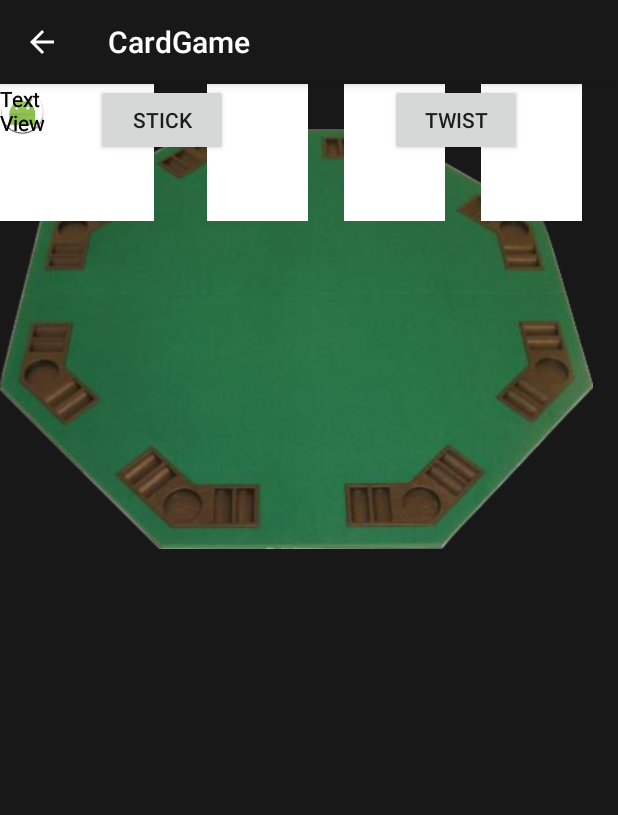
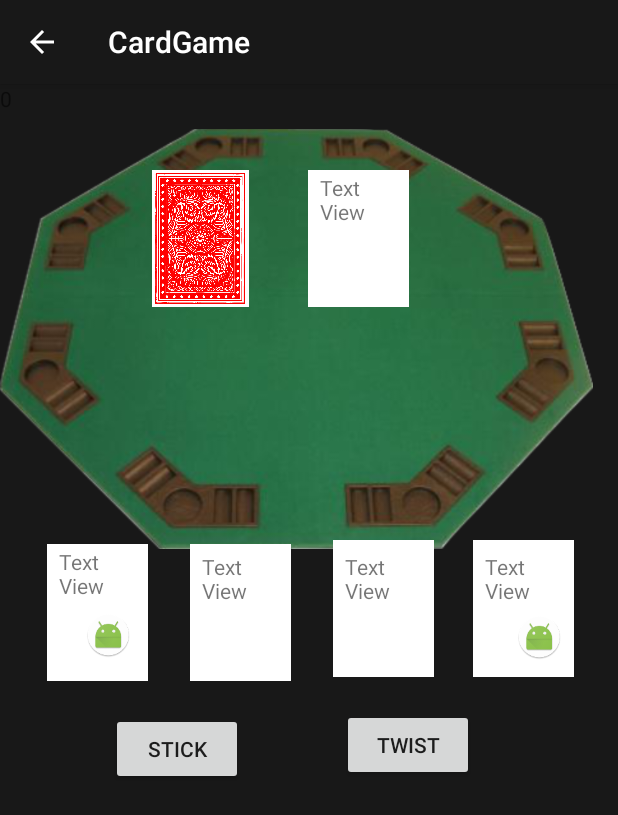
Before and after one commit to Kylemiller995/AndroidCardGame, an Android app: the GameActivity screen opened directly, with no data from a screen before it, on a phone screen of 412 x 824 dp. Shown: the top 815 px of the screen. Run offline under Robolectric (Android 15) with nearby library versions, the phone set to English and light mode, and no system bars; 5 statements that could not run were skipped.

Commit message:
add card suits 3 cards

```diff
--- a/App/MyApplication/app/src/main/java/com/example/kylemiller/cardgame/GameActivity.java
+++ b/App/MyApplication/app/src/main/java/com/example/kylemiller/cardgame/GameActivity.java
@@ -7,6 +7,8 @@ import android.view.View;
 import android.widget.Button;
 import android.widget.ImageView;
 import android.widget.TextView;
+
+import java.util.HashMap;
 
 public class GameActivity extends AppCompatActivity {
 
@@ -68,9 +70,22 @@ public class GameActivity extends AppCompatActivity {
         player = new Player("Kyle");
         game.sitDownAtTable(player);
         dealer.startingDeal(game.getGameTable());
+        HashMap<CardSuit, String> setUpSuit = new HashMap<>();
+        setUpSuit.put(CardSuit.CLUBS, "@drawable/clubs");
+        setUpSuit.put(CardSuit.HEARTS, "@drawable/hearts");
+        setUpSuit.put(CardSuit.DIAMONDS, "@drawable/diamonds");
+        setUpSuit.put(CardSuit.SPADES, "@drawable/spades");
 
-//        human_card1_suit.setImageDrawable(game.getGameTable().get(0).getHand().get(0).getCardSuit());
-//        human_card2_suit.setImageDrawable();
+        int humanCard1Suit = getResources().getIdentifier(setUpSuit.get(player.getHand().get(0).getCardSuit()), null, getPackageName());
+        human_card1_suit.setImageResource(humanCard1Suit);
+
+        int humanCard2Suit = getResources().getIdentifier(setUpSuit.get(player.getHand().get(1).getCardSuit()), null, getPackageName());
+        human_card2_suit.setImageResource(humanCard2Suit);
+
+        int dealerCard2Suit = getResources().getIdentifier(setUpSuit.get(game.getGameTable().get(1).getHand().get(1).getCardSuit()), null, getPackageName());
+        dealer_card2_suit.setImageResource(dealerCard2Suit);
+
+
 
         if(game.checkBustAndBlackjack(player)){
             Intent intent1 = new Intent(this, EndGameActivity.class);
--- a/App/MyApplication/app/src/main/res/layout/activity_game.xml
+++ b/App/MyApplication/app/src/main/res/layout/activity_game.xml
@@ -13,9 +13,13 @@
         android:layout_height="wrap_content"
         android:onClick="onStickButtonClicked"
         android:text="@string/stick"
-        tools:layout_editor_absoluteY="412dp"
         android:layout_marginLeft="64dp"
-        app:layout_constraintLeft_toLeftOf="parent" />
+        app:layout_constraintLeft_toLeftOf="parent"
+        app:layout_constraintRight_toLeftOf="@+id/twist_button"
+        android:layout_marginRight="8dp"
+        android:layout_marginTop="21dp"
+        app:layout_constraintTop_toBottomOf="@+id/human_card_1"
+        app:layout_constraintHorizontal_bias="0.15" />
 
     <Button
         android:id="@+id/twist_button"
@@ -23,9 +27,10 @@
         android:layout_height="wrap_content"
         android:onClick="onTwistButtonClicked"
         android:text="@string/Twist"
-        tools:layout_editor_absoluteY="412dp"
-        android:layout_marginRight="64dp"
-        app:layout_constraintRight_toRightOf="parent" />
+        android:layout_marginRight="96dp"
+        app:layout_constraintRight_toRightOf="parent"
+        android:layout_marginTop="21dp"
+        app:layout_constraintTop_toBottomOf="@+id/human_card_2" />
 
     <TextView
         android:id="@+id/displayScore"
@@ -41,50 +46,60 @@
         android:layout_height="340dp"
         app:srcCompat="@drawable/table"
         tools:layout_editor_absoluteX="-5dp"
-        tools:layout_editor_absoluteY="60dp" />
+        tools:layout_editor_absoluteY="57dp" />
 
     <ImageView
         android:id="@+id/dealer_card_1"
         android:layout_width="67dp"
         android:layout_height="91dp"
         app:srcCompat="@drawable/cardbackred"
-        tools:layout_editor_absoluteX="103dp"
-        tools:layout_editor_absoluteY="60dp" />
+        app:layout_constraintTop_toTopOf="parent"
+        android:layout_marginTop="57dp"
+        android:layout_marginLeft="100dp"
+        app:layout_constraintLeft_toLeftOf="parent" />
 
     <ImageView
         android:id="@+id/dealer_card_2"
         android:layout_width="67dp"
         android:layout_height="91dp"
         android:background="@android:color/white"
-        tools:layout_editor_absoluteX="202dp"
-        tools:layout_editor_absoluteY="60dp" />
+        app:layout_constraintTop_toTopOf="parent"
+        android:layout_marginTop="57dp"
+        android:layout_marginRight="8dp"
+        app:layout_constraintRight_toRightOf="parent"
+        app:layout_constraintLeft_toRightOf="@+id/dealer_card_1"
+        android:layout_marginLeft="8dp"
+        app:layout_constraintHorizontal_bias="0.186" />
 
     <ImageView
         android:id="@+id/human_card_1"
         android:layout_width="67dp"
         android:layout_height="91dp"
         android:background="@android:color/white"
-        tools:layout_editor_absoluteY="309dp"
         app:layout_constraintRight_toLeftOf="@+id/human_card_2"
-        android:layout_marginRight="24dp" />
+        android:layout_marginRight="28dp"
+        android:layout_marginTop="158dp"
+        app:layout_constraintTop_toBottomOf="@+id/dealer_card_1" />
 
     <ImageView
         android:id="@+id/human_card_2"
         android:layout_width="67dp"
         android:layout_height="91dp"
-        android:layout_marginRight="24dp"
+        android:layout_marginRight="26dp"
         android:background="@android:color/white"
         app:layout_constraintRight_toLeftOf="@+id/human_card_3"
-        tools:layout_editor_absoluteY="309dp" />
+        android:layout_marginTop="155dp"
+        app:layout_constraintTop_toBottomOf="@+id/dealer_card_2" />
 
     <ImageView
         android:id="@+id/human_card_3"
         android:layout_width="67dp"
         android:layout_height="91dp"
-        android:layout_marginRight="24dp"
+        android:layout_marginRight="29dp"
         android:background="@android:color/white"
         app:layout_constraintRight_toRightOf="parent"
-        tools:layout_editor_absoluteY="309dp" />
+        android:layout_marginTop="155dp"
+        app:layout_constraintTop_toBottomOf="@+id/dealer_card_2" />
 
     <ImageView
         android:id="@+id/human_card_4"
@@ -95,87 +110,165 @@
         android:background="@android:color/white"
         app:layout_constraintLeft_toLeftOf="parent"
         app:layout_constraintRight_toLeftOf="@+id/human_card_1"
-        tools:layout_editor_absoluteY="309dp" />
+        app:layout_constraintHorizontal_bias="0.666"
+        android:layout_marginTop="158dp"
+        app:layout_constraintTop_toBottomOf="@+id/dealer_card_1" />
 
     <ImageView
         android:id="@+id/human_card2_suit"
         android:layout_width="30dp"
         android:layout_height="37dp"
         app:srcCompat="@mipmap/ic_launcher_round"
-        tools:layout_editor_absoluteX="221dp"
-        tools:layout_editor_absoluteY="346dp" />
+        android:layout_marginLeft="8dp"
+        app:layout_constraintLeft_toLeftOf="@+id/human_card_2"
+        app:layout_constraintTop_toTopOf="@+id/human_card_2"
+        android:layout_marginTop="8dp"
+        android:layout_marginRight="8dp"
+        app:layout_constraintRight_toRightOf="@+id/human_card_2"
+        app:layout_constraintBottom_toBottomOf="@+id/human_card_2"
+        android:layout_marginBottom="8dp"
+        app:layout_constraintHorizontal_bias="0.857"
+        app:layout_constraintVertical_bias="1.0" />
 
     <ImageView
         android:id="@+id/human_card1_suit"
         android:layout_width="30dp"
         android:layout_height="37dp"
         app:srcCompat="@mipmap/ic_launcher_round"
-        tools:layout_editor_absoluteX="133dp"
-        tools:layout_editor_absoluteY="346dp" />
+        app:layout_constraintTop_toTopOf="@+id/human_card_1"
+        android:layout_marginTop="40dp"
+        android:layout_marginLeft="8dp"
+        app:layout_constraintLeft_toLeftOf="@+id/human_card_1"
+        android:layout_marginRight="8dp"
+        app:layout_constraintRight_toRightOf="@+id/human_card_1"
+        app:layout_constraintHorizontal_bias="0.619" />
 
     <ImageView
         android:id="@+id/dealer_card2_suit"
         android:layout_width="30dp"
         android:layout_height="37dp"
         app:srcCompat="@mipmap/ic_launcher_round"
-        tools:layout_editor_absoluteX="221dp"
-        tools:layout_editor_absoluteY="97dp" />
+        app:layout_constraintBottom_toBottomOf="@+id/dealer_card_2"
+        android:layout_marginBottom="8dp"
+        android:layout_marginLeft="8dp"
+        app:layout_constraintLeft_toLeftOf="@+id/dealer_card_2"
+        android:layout_marginRight="8dp"
+        app:layout_constraintRight_toRightOf="@+id/dealer_card_2"
+        app:layout_constraintTop_toTopOf="@+id/dealer_card_2"
+        android:layout_marginTop="8dp"
+        app:layout_constraintHorizontal_bias="1.0"
+        app:layout_constraintVertical_bias="1.0" />
 
     <ImageView
         android:id="@+id/human_card3_suit"
         android:layout_width="30dp"
         android:layout_height="37dp"
         app:srcCompat="@mipmap/ic_launcher_round"
-        tools:layout_editor_absoluteX="312dp"
-        tools:layout_editor_absoluteY="346dp" />
+        app:layout_constraintBottom_toBottomOf="@+id/human_card_3"
+        android:layout_marginBottom="8dp"
+        android:layout_marginLeft="8dp"
+        app:layout_constraintLeft_toLeftOf="@+id/human_card_3"
+        android:layout_marginRight="8dp"
+        app:layout_constraintRight_toRightOf="@+id/human_card_3"
+        app:layout_constraintTop_toTopOf="@+id/human_card_3"
+        android:layout_marginTop="8dp"
+        app:layout_constraintHorizontal_bias="1.0"
+        app:layout_constraintVertical_bias="1.0" />
 
     <ImageView
         android:id="@+id/human_card4_suit"
         android:layout_width="30dp"
         android:layout_height="37dp"
         app:srcCompat="@mipmap/ic_launcher_round"
-        tools:layout_editor_absoluteX="41dp"
-        tools:layout_editor_absoluteY="346dp" />
-
-    <TextView
-        android:id="@+id/human_card3_num"
-        android:layout_width="32dp"
-        android:layout_height="38dp"
-        android:text="TextView"
-        tools:layout_editor_absoluteX="200dp"
-        tools:layout_editor_absoluteY="60dp" />
+        android:layout_marginRight="8dp"
+        app:layout_constraintRight_toRightOf="@+id/human_card_4"
+        android:layout_marginLeft="8dp"
+        app:layout_constraintLeft_toLeftOf="@+id/human_card_4"
+        app:layout_constraintTop_toTopOf="@+id/human_card_4"
+        android:layout_marginTop="38dp"
+        app:layout_constraintHorizontal_bias="0.857"
+        app:layout_constraintBottom_toBottomOf="@+id/human_card_4"
+        android:layout_marginBottom="8dp" />
 
     <TextView
         android:id="@+id/dealer_card2_num"
         android:layout_width="32dp"
         android:layout_height="38dp"
         android:text="TextView"
-        tools:layout_editor_absoluteX="288dp"
-        tools:layout_editor_absoluteY="309dp" />
+        android:layout_marginRight="8dp"
+        app:layout_constraintRight_toRightOf="@+id/dealer_card_2"
+        app:layout_constraintTop_toTopOf="@+id/dealer_card_2"
+        android:layout_marginTop="2dp"
+        android:layout_marginLeft="8dp"
+        app:layout_constraintLeft_toLeftOf="@+id/dealer_card_2"
+        app:layout_constraintHorizontal_bias="0.0"
+        app:layout_constraintBottom_toBottomOf="@+id/dealer_card_2"
+        android:layout_marginBottom="8dp"
+        app:layout_constraintVertical_bias="0.0" />
+
+    <TextView
+        android:id="@+id/human_card3_num"
+        android:layout_width="32dp"
+        android:layout_height="38dp"
+        android:layout_marginBottom="8dp"
+        android:layout_marginLeft="8dp"
+        android:layout_marginRight="8dp"
+        android:layout_marginTop="8dp"
+        android:text="TextView"
+        app:layout_constraintBottom_toBottomOf="@+id/human_card_3"
+        app:layout_constraintHorizontal_bias="0.0"
+        app:layout_constraintLeft_toLeftOf="@+id/human_card_3"
+        app:layout_constraintRight_toRightOf="@+id/human_card_3"
+        app:layout_constraintTop_toTopOf="@+id/human_card_3"
+        app:layout_constraintVertical_bias="0.0" />
 
     <TextView
         android:id="@+id/human_card1_num"
         android:layout_width="32dp"
         android:layout_height="38dp"
+        android:layout_marginBottom="8dp"
+        android:layout_marginLeft="8dp"
+        android:layout_marginRight="8dp"
+        android:layout_marginTop="5dp"
         android:text="TextView"
-        tools:layout_editor_absoluteX="111dp"
-        tools:layout_editor_absoluteY="309dp" />
+        app:layout_constraintBottom_toBottomOf="@+id/human_card_1"
+        app:layout_constraintHorizontal_bias="0.0"
+        app:layout_constraintLeft_toLeftOf="@+id/human_card_1"
+        app:layout_constraintRight_toRightOf="@+id/human_card_1"
+        app:layout_constraintTop_toTopOf="@+id/human_card_1"
+        app:layout_constraintVertical_bias="0.0" />
 
     <TextView
         android:id="@+id/human_card4_num"
         android:layout_width="32dp"
         android:layout_height="38dp"
         android:text="TextView"
-        tools:layout_editor_absoluteX="16dp"
-        tools:layout_editor_absoluteY="309dp" />
+        app:layout_constraintTop_toTopOf="@+id/human_card_4"
+        android:layout_marginTop="0dp"
+        android:layout_marginLeft="8dp"
+        app:layout_constraintLeft_toLeftOf="@+id/human_card_4"
+        android:layout_marginRight="8dp"
+        app:layout_constraintRight_toRightOf="@+id/human_card_4"
+        app:layout_constraintHorizontal_bias="0.0"
+        app:layout_constraintBottom_toBottomOf="@+id/human_card_4"
+        android:layout_marginBottom="8dp"
+        app:layout_constraintVertical_bias="0.044" />
 
     <TextView
         android:id="@+id/human_card2_num"
         android:layout_width="32dp"
         android:layout_height="38dp"
         android:text="TextView"
-        tools:layout_editor_absoluteX="202dp"
-        tools:layout_editor_absoluteY="309dp" />
+        android:layout_marginTop="8dp"
+        app:layout_constraintTop_toTopOf="@+id/human_card_2"
+        android:layout_marginRight="8dp"
+        app:layout_constraintRight_toRightOf="@+id/human_card_2"
+        android:layout_marginLeft="8dp"
+        app:layout_constraintLeft_toLeftOf="@+id/human_card_2"
+        app:layout_constraintBottom_toBottomOf="@+id/human_card_2"
+        android:layout_marginBottom="8dp"
+        app:layout_constraintHorizontal_bias="0.0"
+        app:layout_constraintVertical_bias="0.0" />
 
 
 </android.support.constraint.ConstraintLayout>
```
